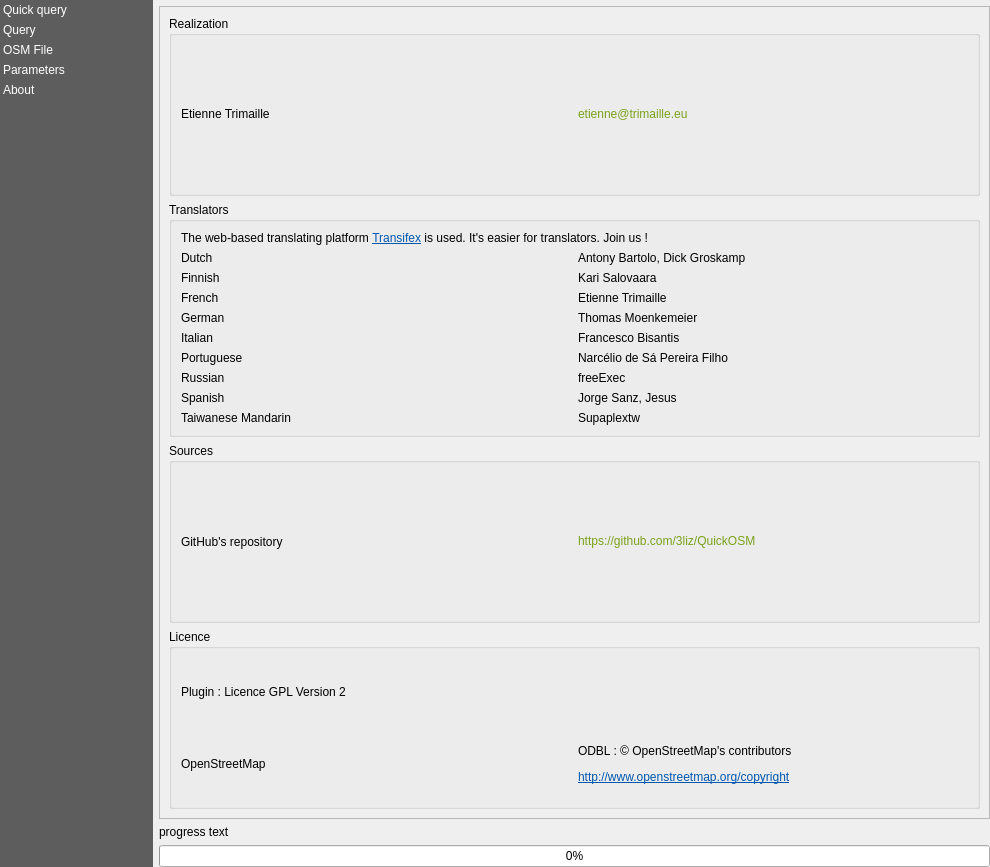
Qt form resources/ui/main_window.ui (3liz/QuickOSM) before a commit.
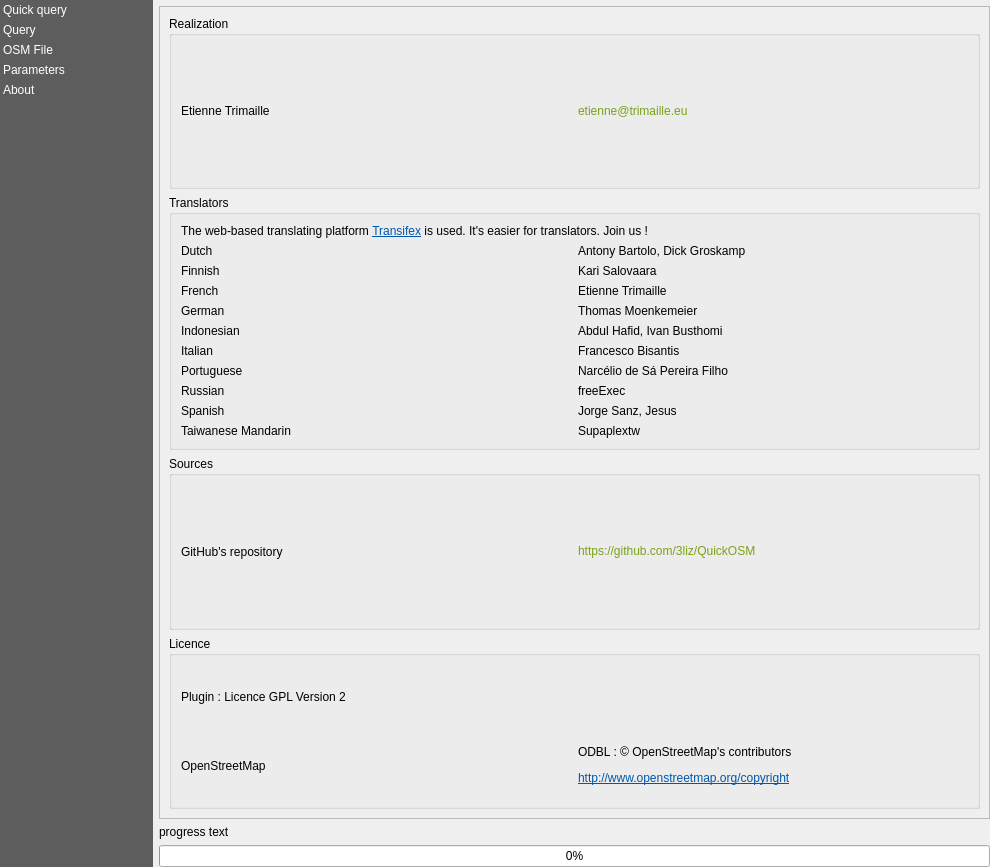
The same form after that commit. Custom widgets are drawn as their Qt base class.

Commit message: add credits to Indonesian translators

What changed in the file:
```diff
--- a/resources/ui/main_window.ui
+++ b/resources/ui/main_window.ui
@@ -1035,34 +1035,6 @@
                 </item>
                 <item>
                  <layout class="QGridLayout" name="gridLayout">
-                  <item row="2" column="1">
-                   <widget class="QLabel" name="label_9">
-                    <property name="text">
-                     <string notr="true">Etienne Trimaille</string>
-                    </property>
-                   </widget>
-                  </item>
-                  <item row="4" column="0">
-                   <widget class="QLabel" name="label_8">
-                    <property name="text">
-                     <string>Italian</string>
-                    </property>
-                   </widget>
-                  </item>
-                  <item row="5" column="0">
-                   <widget class="QLabel" name="label_11">
-                    <property name="text">
-                     <string>Portuguese</string>
-                    </property>
-                   </widget>
-                  </item>
-                  <item row="2" column="0">
-                   <widget class="QLabel" name="label_17">
-                    <property name="text">
-                     <string>French</string>
-                    </property>
-                   </widget>
-                  </item>
                   <item row="0" column="0">
                    <widget class="QLabel" name="label_21">
                     <property name="text">
@@ -1070,13 +1042,27 @@
                     </property>
                    </widget>
                   </item>
-                  <item row="8" column="1">
+                  <item row="0" column="1">
+                   <widget class="QLabel" name="label_22">
+                    <property name="text">
+                     <string notr="true">Antony Bartolo, Dick Groskamp</string>
+                    </property>
+                   </widget>
+                  </item>
+                  <item row="9" column="1">
                    <widget class="QLabel" name="label_25">
                     <property name="text">
                      <string notr="true">Supaplextw</string>
                     </property>
                    </widget>
                   </item>
+                  <item row="2" column="0">
+                   <widget class="QLabel" name="label_17">
+                    <property name="text">
+                     <string>French</string>
+                    </property>
+                   </widget>
+                  </item>
                   <item row="3" column="0">
                    <widget class="QLabel" name="label_6">
                     <property name="text">
@@ -1084,41 +1070,34 @@
                     </property>
                    </widget>
                   </item>
-                  <item row="1" column="0">
-                   <widget class="QLabel" name="label_23">
+                  <item row="7" column="1">
+                   <widget class="QLabel" name="label_3">
                     <property name="text">
-                     <string>Finnish</string>
+                     <string notr="true">freeExec</string>
                     </property>
                    </widget>
                   </item>
-                  <item row="4" column="1">
+                  <item row="6" column="0">
+                   <widget class="QLabel" name="label_11">
+                    <property name="text">
+                     <string>Portuguese</string>
+                    </property>
+                   </widget>
+                  </item>
+                  <item row="8" column="0">
+                   <widget class="QLabel" name="label_16">
+                    <property name="text">
+                     <string>Spanish</string>
+                    </property>
+                   </widget>
+                  </item>
+                  <item row="5" column="1">
                    <widget class="QLabel" name="label_7">
                     <property name="text">
                      <string notr="true">Francesco Bisantis</string>
                     </property>
                    </widget>
                   </item>
-                  <item row="3" column="1">
-                   <widget class="QLabel" name="label_5">
-                    <property name="text">
-                     <string notr="true">Thomas Moenkemeier</string>
-                    </property>
-                   </widget>
-                  </item>
-                  <item row="0" column="1">
-                   <widget class="QLabel" name="label_22">
-                    <property name="text">
-                     <string notr="true">Antony Bartolo, Dick Groskamp</string>
-                    </property>
-                   </widget>
-                  </item>
-                  <item row="6" column="0">
-                   <widget class="QLabel" name="label_4">
-                    <property name="text">
-                     <string>Russian</string>
-                    </property>
-                   </widget>
-                  </item>
                   <item row="1" column="1">
                    <widget class="QLabel" name="label_24">
                     <property name="text">
@@ -1127,40 +1106,75 @@
                    </widget>
                   </item>
                   <item row="6" column="1">
-                   <widget class="QLabel" name="label_3">
-                    <property name="text">
-                     <string notr="true">freeExec</string>
-                    </property>
-                   </widget>
-                  </item>
-                  <item row="8" column="0">
-                   <widget class="QLabel" name="label_26">
-                    <property name="text">
-                     <string>Taiwanese Mandarin</string>
-                    </property>
-                   </widget>
-                  </item>
-                  <item row="5" column="1">
                    <widget class="QLabel" name="label_12">
                     <property name="text">
                      <string notr="true">Narcélio de Sá Pereira Filho</string>
                     </property>
                    </widget>
                   </item>
-                  <item row="7" column="0">
-                   <widget class="QLabel" name="label_16">
+                  <item row="9" column="0">
+                   <widget class="QLabel" name="label_26">
                     <property name="text">
-                     <string>Spanish</string>
+                     <string>Taiwanese Mandarin</string>
                     </property>
                    </widget>
                   </item>
-                  <item row="7" column="1">
+                  <item row="3" column="1">
+                   <widget class="QLabel" name="label_5">
+                    <property name="text">
+                     <string notr="true">Thomas Moenkemeier</string>
+                    </property>
+                   </widget>
+                  </item>
+                  <item row="2" column="1">
+                   <widget class="QLabel" name="label_9">
+                    <property name="text">
+                     <string notr="true">Etienne Trimaille</string>
+                    </property>
+                   </widget>
+                  </item>
+                  <item row="8" column="1">
                    <widget class="QLabel" name="label_27">
                     <property name="text">
                      <string notr="true">Jorge Sanz, Jesus</string>
                     </property>
                    </widget>
                   </item>
+                  <item row="1" column="0">
+                   <widget class="QLabel" name="label_23">
+                    <property name="text">
+                     <string>Finnish</string>
+                    </property>
+                   </widget>
+                  </item>
+                  <item row="7" column="0">
+                   <widget class="QLabel" name="label_4">
+                    <property name="text">
+                     <string>Russian</string>
+                    </property>
+                   </widget>
+                  </item>
+                  <item row="5" column="0">
+                   <widget class="QLabel" name="label_8">
+                    <property name="text">
+                     <string>Italian</string>
+                    </property>
+                   </widget>
+                  </item>
+                  <item row="4" column="0">
+                   <widget class="QLabel" name="label_34">
+                    <property name="text">
+                     <string>Indonesian</string>
+                    </property>
+                   </widget>
+                  </item>
+                  <item row="4" column="1">
+                   <widget class="QLabel" name="label_35">
+                    <property name="text">
+                     <string notr="true">Abdul Hafid, Ivan Busthomi</string>
+                    </property>
+                   </widget>
+                  </item>
                  </layout>
                 </item>
                </layout>
```
